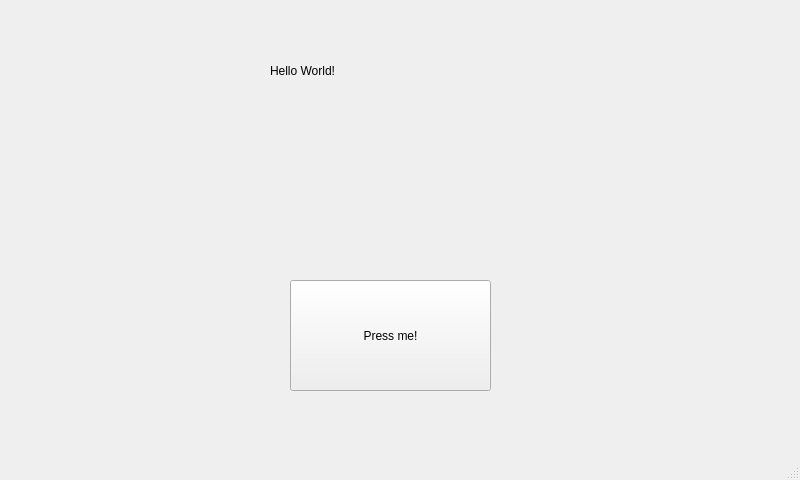
Before: the Qt Designer form mainwindow.ui in josepalos/picam, drawn with Qt 5.
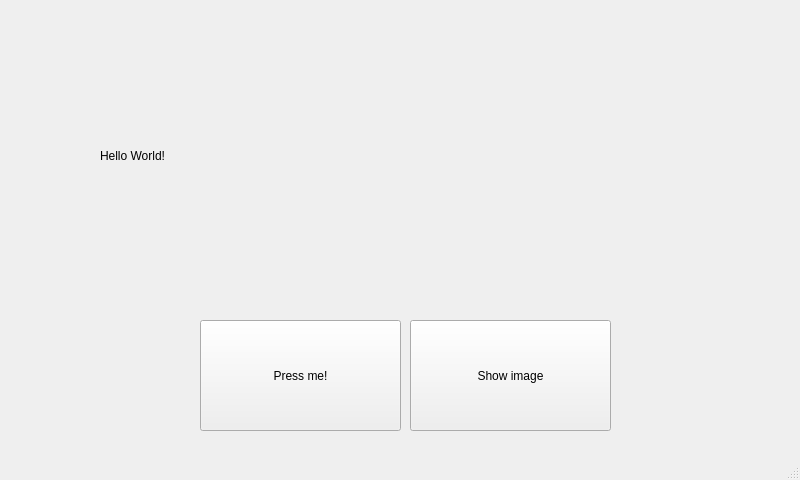
After: the same form once the commit is applied.

Commit message: feat: read an image using cv2 and show it

What changed in the file:
```diff
--- a/mainwindow.ui
+++ b/mainwindow.ui
@@ -17,8 +17,8 @@
    <widget class="QPushButton" name="pressMeButton">
     <property name="geometry">
      <rect>
-      <x>290</x>
-      <y>280</y>
+      <x>200</x>
+      <y>320</y>
       <width>201</width>
       <height>111</height>
      </rect>
@@ -30,16 +30,29 @@
    <widget class="QLabel" name="mainLabel">
     <property name="geometry">
      <rect>
-      <x>270</x>
-      <y>30</y>
-      <width>241</width>
-      <height>81</height>
+      <x>100</x>
+      <y>10</y>
+      <width>621</width>
+      <height>291</height>
      </rect>
     </property>
     <property name="text">
      <string>Hello World!</string>
     </property>
    </widget>
+   <widget class="QPushButton" name="btnShowImg">
+    <property name="geometry">
+     <rect>
+      <x>410</x>
+      <y>320</y>
+      <width>201</width>
+      <height>111</height>
+     </rect>
+    </property>
+    <property name="text">
+     <string>Show image</string>
+    </property>
+   </widget>
   </widget>
   <widget class="QMenuBar" name="menubar">
    <property name="geometry">
```
Left out of the diff: 4 changed lines with no effect on the pictures. The commit also changes 4 other files.
